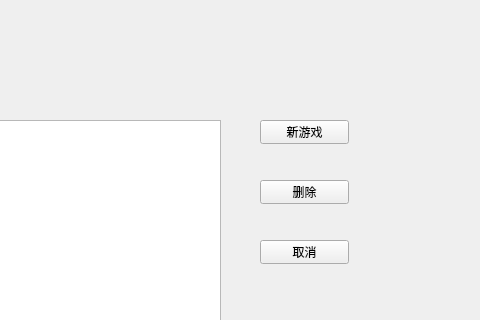
Old version of the form widgets/recordbrowser.ui in the repository creeper12356/QLink-by-creeper; both pictures show x 320 to 800 and y 0 to 320 of the 800 by 600 pixel window.
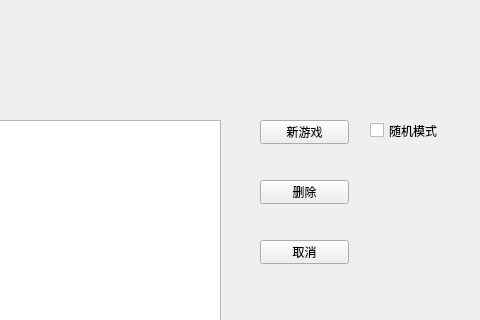
New version of the form.

Commit message: add rand mode

Patch:
```diff
--- a/widgets/recordbrowser.ui
+++ b/widgets/recordbrowser.ui
@@ -102,6 +102,19 @@
     <string>取消</string>
    </property>
   </widget>
+  <widget class="QCheckBox" name="rand_mode">
+   <property name="geometry">
+    <rect>
+     <x>690</x>
+     <y>120</y>
+     <width>93</width>
+     <height>21</height>
+    </rect>
+   </property>
+   <property name="text">
+    <string>随机模式</string>
+   </property>
+  </widget>
  </widget>
  <resources/>
  <connections/>
```
The commit also changes 3 other files.
